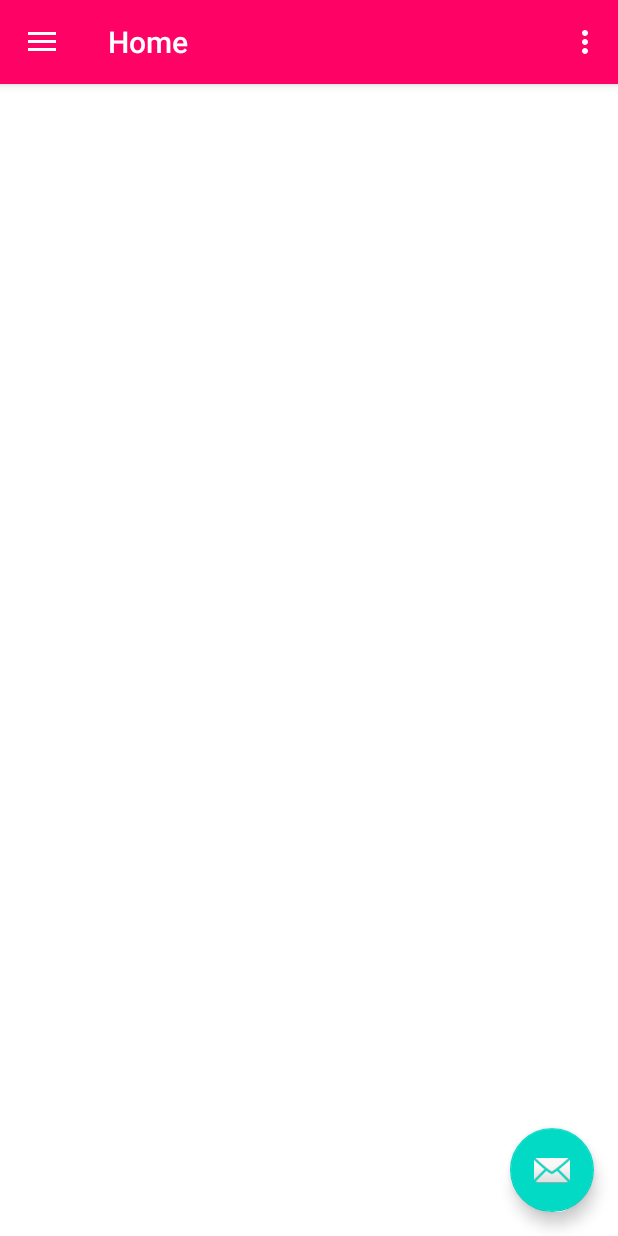
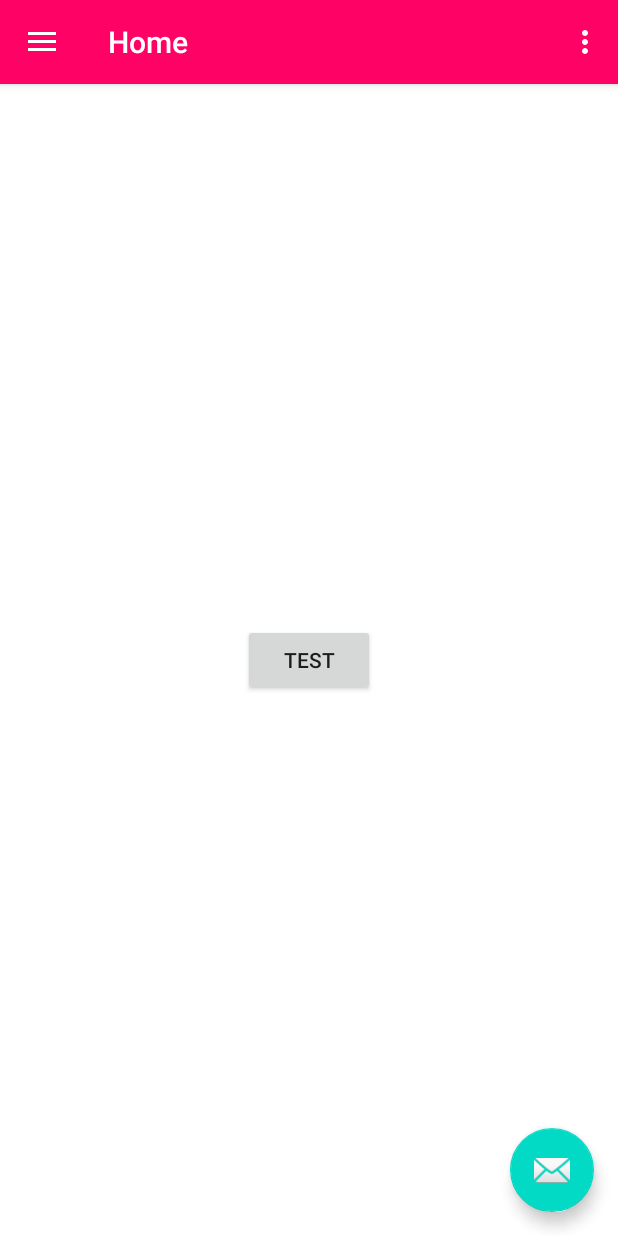
Before and after one commit to sergioskz97/TodoMusica, an Android app: the screen it shows after launch (MainActivity), on a phone screen of 412 x 824 dp. Run offline under Robolectric (Android 15) with nearby library versions, the phone set to English and light mode, and no system bars; our stand-ins replace Volley, navigation-ui; Roboto replaces fonts that are not available here.

```diff
--- a/app/src/main/java/com/example/todomusica/ui/home/HomeFragment.java
+++ b/app/src/main/java/com/example/todomusica/ui/home/HomeFragment.java
@@ -6,14 +6,20 @@ import android.util.Log;
 import android.view.LayoutInflater;
 import android.view.View;
 import android.view.ViewGroup;
+import android.widget.Button;
 import android.widget.TextView;
 
 import androidx.annotation.NonNull;
+import androidx.appcompat.app.AlertDialog;
 import androidx.fragment.app.Fragment;
 import androidx.navigation.Navigation;
 
 
+import com.android.volley.RequestQueue;
+import com.android.volley.Response;
+import com.android.volley.toolbox.Volley;
 import com.example.todomusica.R;
+import com.example.todomusica.ui.TestRequest;
 
 import org.json.JSONArray;
 import org.json.JSONException;
@@ -30,12 +36,43 @@ import java.net.URL;
 public class HomeFragment extends Fragment {
 
     TextView response2;
+    Button testBtn;
 
     public View onCreateView(@NonNull LayoutInflater inflater, ViewGroup container, Bundle savedInstanceState) {
-        View view = inflater.inflate(R.layout.fragment_home, container, false);
+        final View view = inflater.inflate(R.layout.fragment_home, container, false);
 
         response2 = (TextView) view.findViewById(R.id.apiResponse);
-        getData();
+        testBtn = (Button) view.findViewById(R.id.testBtn);
+        testBtn.setOnClickListener(new View.OnClickListener() {
+            @Override
+            public void onClick(View v) {
+                Response.Listener<String> listener = new Response.Listener<String>() {
+                    @Override
+                    public void onResponse(String response) {
+                        try {
+                            JSONObject jsonObject = new JSONObject(response);
+                            boolean ok = jsonObject.getBoolean("success");
+
+                            if (ok){
+                                AlertDialog.Builder loginError = new AlertDialog.Builder(view.getContext());
+                                loginError.setMessage("Ok").setNegativeButton("Reintentar", null).create().show();
+                            }
+                            else{
+                                AlertDialog.Builder loginError = new AlertDialog.Builder(view.getContext());
+                                loginError.setMessage("ERROR").setNegativeButton("Reintentar", null).create().show();
+                            }
+                        } catch (JSONException e) {
+                            e.printStackTrace();
+                        }
+                    }
+                };
+
+                TestRequest testRequest = new TestRequest(listener);
+                RequestQueue queue = Volley.newRequestQueue(view.getContext());
+                queue.add(testRequest);
+            }
+        });
+
 
         return view;
     }
--- a/app/src/main/res/layout/fragment_home.xml
+++ b/app/src/main/res/layout/fragment_home.xml
@@ -32,4 +32,14 @@
         app:layout_constraintStart_toStartOf="parent"
         app:layout_constraintTop_toTopOf="parent" />
 
+    <Button
+        android:id="@+id/testBtn"
+        android:layout_width="wrap_content"
+        android:layout_height="wrap_content"
+        android:text="Test"
+        app:layout_constraintBottom_toBottomOf="parent"
+        app:layout_constraintEnd_toEndOf="parent"
+        app:layout_constraintStart_toStartOf="parent"
+        app:layout_constraintTop_toTopOf="parent" />
+
 </androidx.constraintlayout.widget.ConstraintLayout>
```
Also changed, not shown: app/src/main/java/com/example/todomusica/ui/TestRequest.java (added, +17 -0 lines).
